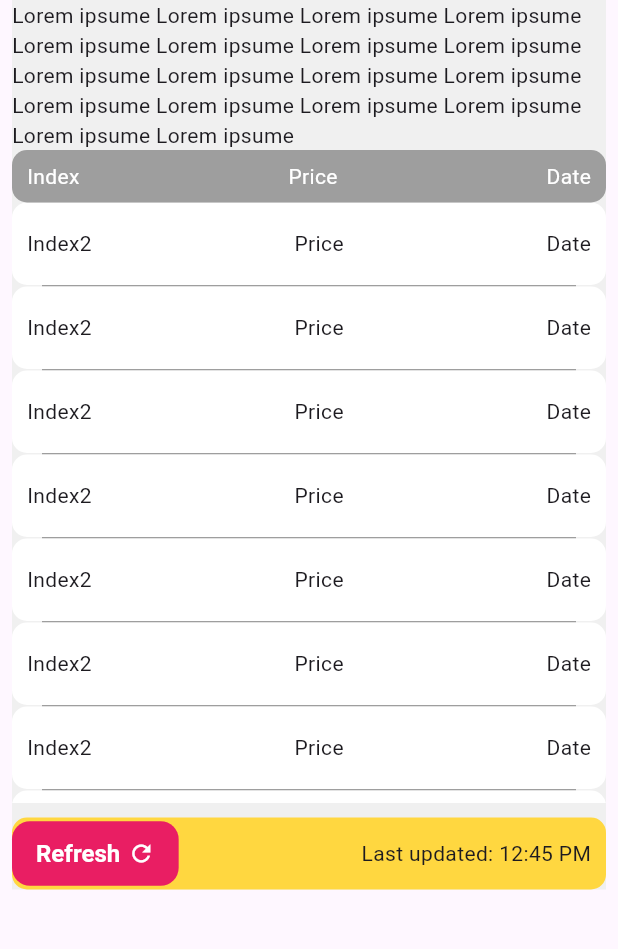
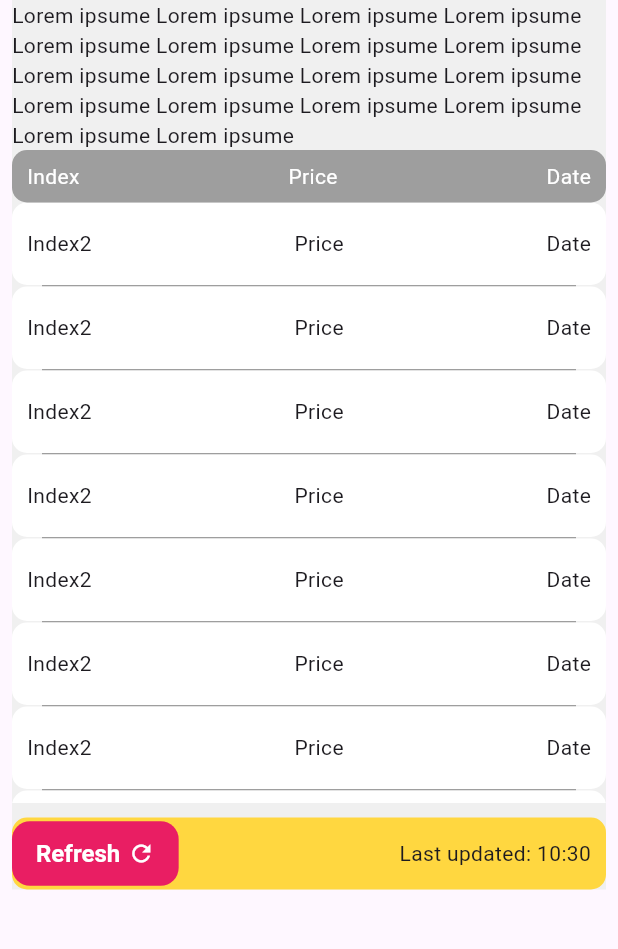
Before and after one commit to MortezaSoltanpour/flutter_hello_world, a Flutter app: the screen it shows after launch, on a phone screen of 412 x 824 dp, the part 141-1090 px from its top. Run offline on Flutter 3.47's test engine with Material 3 defaults, Android fonts, the phone set to English and light mode, and no system bars; our stand-ins replace fluttertoast.

Commit message:
Get time function

```diff
--- a/lib/main.dart
+++ b/lib/main.dart
@@ -109,7 +109,7 @@ class MyApp extends StatelessWidget {
                         ),
                         Padding(
                           padding: EdgeInsets.fromLTRB(0, 0, 10, 0),
-                          child: Text("Last updated: 12:45 PM"),
+                          child: Text("Last updated: ${_getTime()}"),
                         ),
                       ],
                     ),
@@ -122,6 +122,10 @@ class MyApp extends StatelessWidget {
       ),
     );
   }
+}
+
+String _getTime() {
+  return "${DateTime.now().hour}:${DateTime.now().minute.toString().padLeft(2, '0')}";
 }
 
 void _showSnackMessage(BuildContext context, String message) {
```
